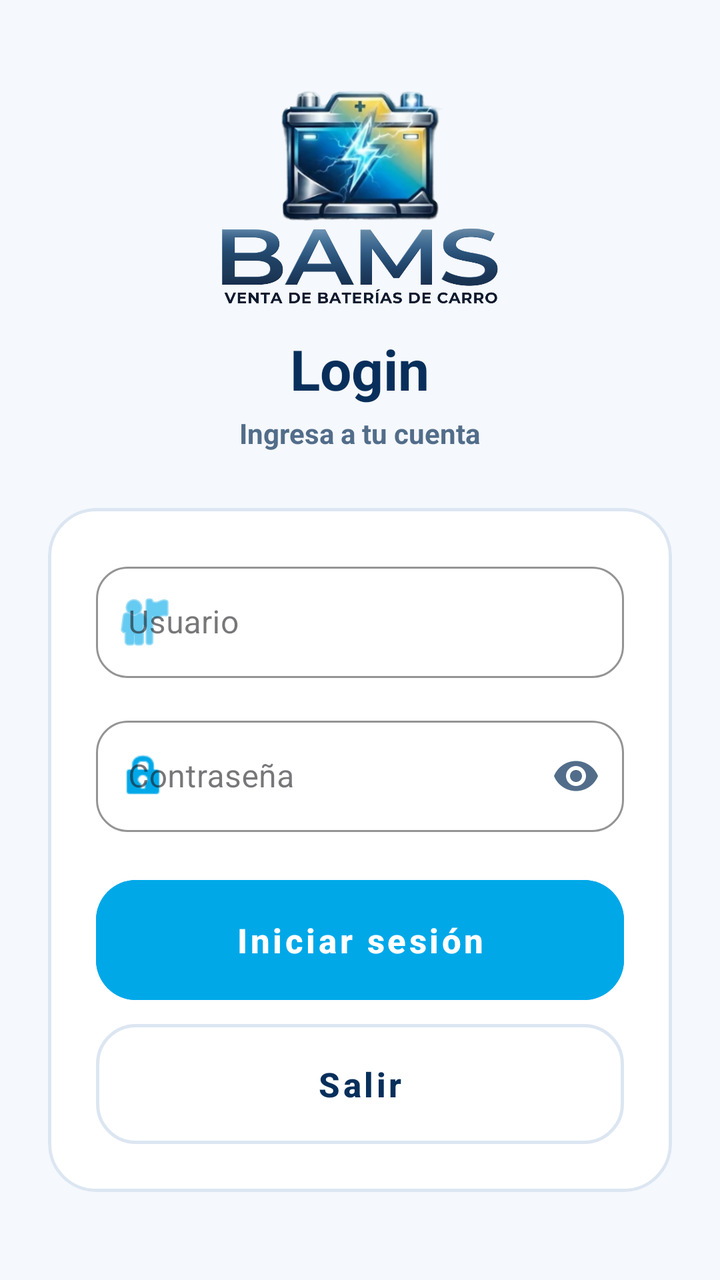
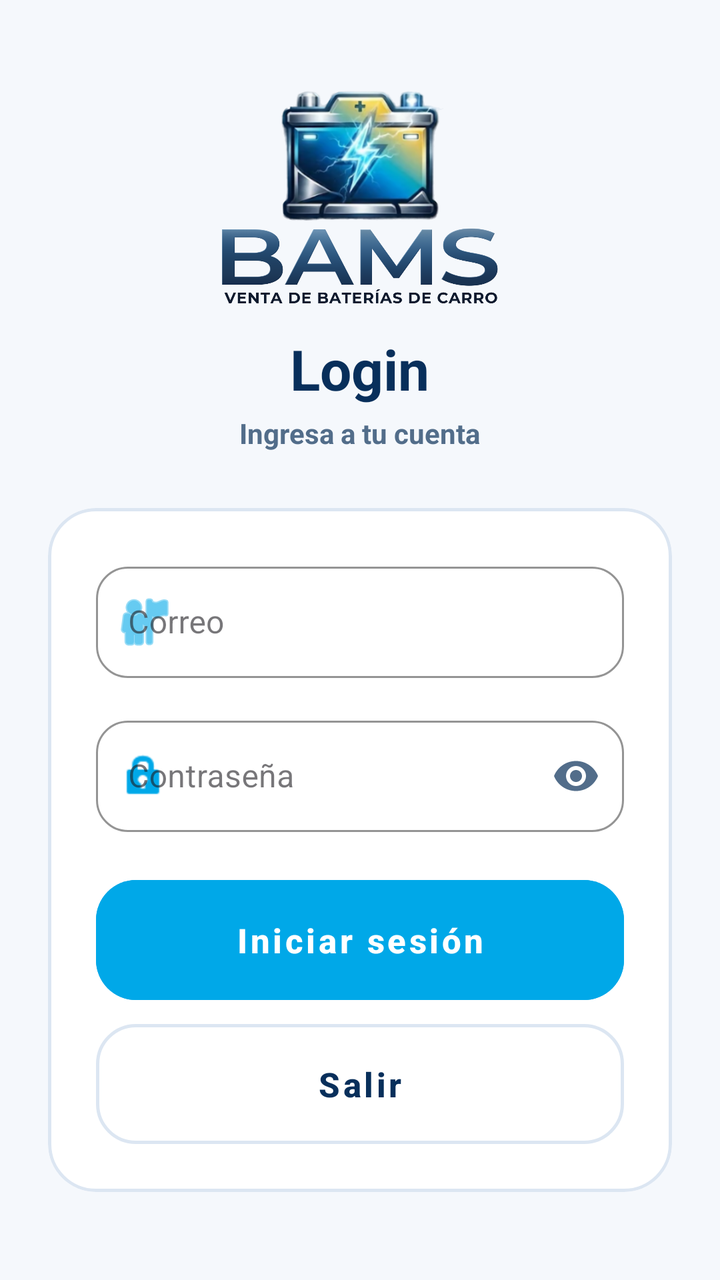

Two renders of the same Android screen: before a commit and after it. Below are the layout's source before the change and the commit's diff.
<!-- AndroidManifest.xml: application theme Theme.BAMS -->
<!-- res/layout/activity_login.xml -->
<?xml version="1.0" encoding="utf-8"?>
<androidx.constraintlayout.widget.ConstraintLayout
    xmlns:android="http://schemas.android.com/apk/res/android"
    xmlns:app="http://schemas.android.com/apk/res-auto"
    xmlns:tools="http://schemas.android.com/tools"
    android:id="@+id/main"
    android:layout_width="match_parent"
    android:layout_height="match_parent"
    android:background="#F5F8FC"
    android:fitsSystemWindows="true"
    tools:context=".LoginActivity">

    <ScrollView
        android:layout_width="0dp"
        android:layout_height="0dp"
        android:clipToPadding="false"
        android:fillViewport="true"
        android:paddingHorizontal="24dp"
        android:paddingVertical="16dp"
        android:scrollbars="none"
        app:layout_constraintBottom_toBottomOf="parent"
        app:layout_constraintEnd_toEndOf="parent"
        app:layout_constraintStart_toStartOf="parent"
        app:layout_constraintTop_toTopOf="parent">

        <LinearLayout
            android:layout_width="match_parent"
            android:layout_height="wrap_content"
            android:gravity="center"
            android:orientation="vertical">

            <ImageView
                android:id="@+id/imgLogoBams"
                android:layout_width="220dp"
                android:layout_height="110dp"
                android:adjustViewBounds="true"
                android:contentDescription="Logo de BAMS"
                android:scaleType="fitCenter"
                android:src="@mipmap/logo"
                app:srcCompat="@mipmap/logo" />

            <TextView
                android:id="@+id/textView"
                android:layout_width="wrap_content"
                android:layout_height="wrap_content"
                android:layout_marginTop="12dp"
                android:text="Login"
                android:textColor="#082F5B"
                android:textSize="28sp"
                android:textStyle="bold" />

            <TextView
                android:id="@+id/tvSubtituloLogin"
                android:layout_width="wrap_content"
                android:layout_height="wrap_content"
                android:layout_marginTop="4dp"
                android:text="Ingresa a tu cuenta"
                android:textColor="#526D8A"
                android:textSize="14sp"
                android:textStyle="bold" />

            <com.google.android.material.card.MaterialCardView
                android:layout_width="match_parent"
                android:layout_height="wrap_content"
                android:layout_marginTop="28dp"
                app:cardBackgroundColor="#FFFFFF"
                app:cardCornerRadius="24dp"
                app:cardElevation="0dp"
                app:strokeColor="#DCE6F2"
                app:strokeWidth="1.5dp">

                <LinearLayout
                    android:layout_width="match_parent"
                    android:layout_height="wrap_content"
                    android:orientation="vertical"
                    android:padding="24dp">

                    <com.google.android.material.textfield.TextInputLayout
                        style="@style/Widget.MaterialComponents.TextInputLayout.OutlinedBox"
                        android:layout_width="match_parent"
                        android:layout_height="wrap_content"
                        android:hint="Usuario"
                        app:boxCornerRadiusBottomEnd="16dp"
                        app:boxCornerRadiusBottomStart="16dp"
                        app:boxCornerRadiusTopEnd="16dp"
                        app:boxCornerRadiusTopStart="16dp"
                        app:boxStrokeColor="#00A8E8"
                        app:hintTextColor="#00A8E8"
                        app:startIconDrawable="@android:drawable/ic_menu_myplaces"
                        app:startIconTint="#00A8E8">

                        <com.google.android.material.textfield.TextInputEditText
                            android:id="@+id/editTextText"
                            android:layout_width="match_parent"
                            android:layout_height="wrap_content"
                            android:inputType="text"
                            android:maxLines="1"
                            android:textColor="#082F5B"
                            android:textSize="16sp" />
                    </com.google.android.material.textfield.TextInputLayout>

                    <com.google.android.material.textfield.TextInputLayout
                        style="@style/Widget.MaterialComponents.TextInputLayout.OutlinedBox"
                        android:layout_width="match_parent"
                        android:layout_height="wrap_content"
                        android:layout_marginTop="16dp"
                        android:hint="Contraseña"
                        app:boxCornerRadiusBottomEnd="16dp"
                        app:boxCornerRadiusBottomStart="16dp"
                        app:boxCornerRadiusTopEnd="16dp"
                        app:boxCornerRadiusTopStart="16dp"
                        app:boxStrokeColor="#00A8E8"
                        app:endIconMode="password_toggle"
                        app:endIconTint="#526D8A"
                        app:hintTextColor="#00A8E8"
                        app:startIconDrawable="@android:drawable/ic_lock_idle_lock"
                        app:startIconTint="#00A8E8">

                        <com.google.android.material.textfield.TextInputEditText
                            android:id="@+id/editTextTextPassword"
                            android:layout_width="match_parent"
                            android:layout_height="wrap_content"
                            android:inputType="textPassword"
                            android:maxLines="1"
                            android:textColor="#082F5B"
                            android:textSize="16sp" />
                    </com.google.android.material.textfield.TextInputLayout>

                    <com.google.android.material.button.MaterialButton
                        android:id="@+id/btniniciarsesion"
                        style="@style/Widget.MaterialComponents.Button.UnelevatedButton"
                        android:layout_width="match_parent"
                        android:layout_height="60dp"
                        android:layout_marginTop="24dp"
                        android:backgroundTint="#00A8E8"
                        android:insetTop="0dp"
                        android:insetBottom="0dp"
                        android:text="Iniciar sesión"
                        android:textAllCaps="false"
                        android:textColor="#FFFFFF"
                        android:textSize="17sp"
                        android:textStyle="bold"
                        app:cornerRadius="20dp"
                        app:rippleColor="#66D4FF" />

                    <com.google.android.material.button.MaterialButton
                        android:id="@+id/btnsalir"
                        style="@style/Widget.MaterialComponents.Button.OutlinedButton"
                        android:layout_width="match_parent"
                        android:layout_height="60dp"
                        android:layout_marginTop="12dp"
                        android:backgroundTint="#FFFFFF"
                        android:insetTop="0dp"
                        android:insetBottom="0dp"
                        android:text="Salir"
                        android:textAllCaps="false"
                        android:textColor="#082F5B"
                        android:textSize="17sp"
                        android:textStyle="bold"
                        app:cornerRadius="20dp"
                        app:rippleColor="#E6F6FD"
                        app:strokeColor="#DCE6F2"
                        app:strokeWidth="1.5dp" />

                </LinearLayout>
            </com.google.android.material.card.MaterialCardView>

        </LinearLayout>
    </ScrollView>

</androidx.constraintlayout.widget.ConstraintLayout>
<!-- resources referenced by this layout -->
<resources>
  <!-- mipmap logo: png bitmap (mipmap-hdpi, 496674 bytes) -->
  <style name="Theme.BAMS" parent="Base.Theme.BAMS" />
  <style name="Base.Theme.BAMS" parent="Theme.Material3.DayNight.NoActionBar">
          
          
      </style>
</resources>

<!-- the commit's change to res/layout/activity_login.xml (unified diff, before → after) -->
@@ -79,7 +79,7 @@
                         style="@style/Widget.MaterialComponents.TextInputLayout.OutlinedBox"
                         android:layout_width="match_parent"
                         android:layout_height="wrap_content"
-                        android:hint="Usuario"
+                        android:hint="Correo"
                         app:boxCornerRadiusBottomEnd="16dp"
                         app:boxCornerRadiusBottomStart="16dp"
                         app:boxCornerRadiusTopEnd="16dp"
@@ -93,7 +93,7 @@
                             android:id="@+id/editTextText"
                             android:layout_width="match_parent"
                             android:layout_height="wrap_content"
-                            android:inputType="text"
+                            android:inputType="textEmailAddress"
                             android:maxLines="1"
                             android:textColor="#082F5B"
                             android:textSize="16sp" />
